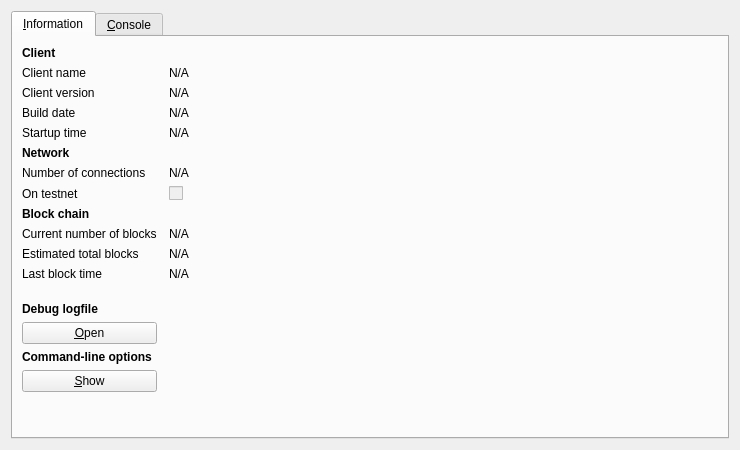
Above: src/qt/forms/rpcconsole.ui from raffermeko/bitcoin before the change. Below: the same form after it.
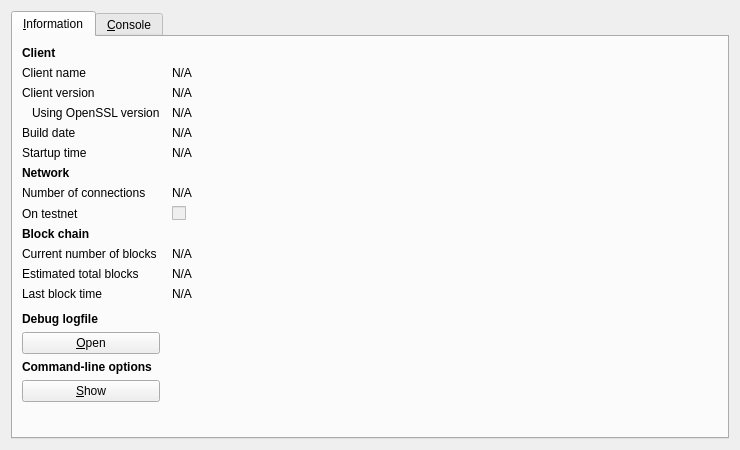
That is the form after the change. Icons and pictures are not drawn.

Commit message: show used OpenSSL library version in debug window

Patch:
```diff
--- a/src/qt/forms/rpcconsole.ui
+++ b/src/qt/forms/rpcconsole.ui
@@ -87,13 +87,39 @@
         </widget>
        </item>
        <item row="3" column="0">
+        <widget class="QLabel" name="label_14">
+         <property name="text">
+          <string>Using OpenSSL version</string>
+         </property>
+         <property name="indent">
+          <number>10</number>
+         </property>
+        </widget>
+       </item>
+       <item row="3" column="1">
+        <widget class="QLabel" name="openSSLVersion">
+         <property name="cursor">
+          <cursorShape>IBeamCursor</cursorShape>
+         </property>
+         <property name="text">
+          <string>N/A</string>
+         </property>
+         <property name="textFormat">
+          <enum>Qt::PlainText</enum>
+         </property>
+         <property name="textInteractionFlags">
+          <set>Qt::LinksAccessibleByMouse|Qt::TextSelectableByKeyboard|Qt::TextSelectableByMouse</set>
+         </property>
+        </widget>
+       </item>
+       <item row="4" column="0">
         <widget class="QLabel" name="label_12">
          <property name="text">
           <string>Build date</string>
          </property>
         </widget>
        </item>
-       <item row="3" column="1">
+       <item row="4" column="1">
         <widget class="QLabel" name="buildDate">
          <property name="cursor">
           <cursorShape>IBeamCursor</cursorShape>
@@ -109,14 +135,14 @@
          </property>
         </widget>
        </item>
-       <item row="4" column="0">
+       <item row="5" column="0">
         <widget class="QLabel" name="label_13">
          <property name="text">
           <string>Startup time</string>
          </property>
         </widget>
        </item>
-       <item row="4" column="1">
+       <item row="5" column="1">
         <widget class="QLabel" name="startupTime">
          <property name="cursor">
           <cursorShape>IBeamCursor</cursorShape>
@@ -132,7 +158,7 @@
          </property>
         </widget>
        </item>
-       <item row="5" column="0">
+       <item row="6" column="0">
         <widget class="QLabel" name="label_11">
          <property name="font">
           <font>
@@ -145,14 +171,14 @@
          </property>
         </widget>
        </item>
-       <item row="6" column="0">
+       <item row="7" column="0">
         <widget class="QLabel" name="label_7">
          <property name="text">
           <string>Number of connections</string>
          </property>
         </widget>
        </item>
-       <item row="6" column="1">
+       <item row="7" column="1">
         <widget class="QLabel" name="numberOfConnections">
          <property name="cursor">
           <cursorShape>IBeamCursor</cursorShape>
@@ -168,14 +194,14 @@
          </property>
         </widget>
        </item>
-       <item row="7" column="0">
+       <item row="8" column="0">
         <widget class="QLabel" name="label_8">
          <property name="text">
           <string>On testnet</string>
          </property>
         </widget>
        </item>
-       <item row="7" column="1">
+       <item row="8" column="1">
         <widget class="QCheckBox" name="isTestNet">
          <property name="enabled">
           <bool>false</bool>
@@ -185,7 +211,7 @@
          </property>
         </widget>
        </item>
-       <item row="8" column="0">
+       <item row="9" column="0">
         <widget class="QLabel" name="label_10">
          <property name="font">
           <font>
@@ -198,14 +224,14 @@
          </property>
         </widget>
        </item>
-       <item row="9" column="0">
+       <item row="10" column="0">
         <widget class="QLabel" name="label_3">
          <property name="text">
           <string>Current number of blocks</string>
          </property>
         </widget>
        </item>
-       <item row="9" column="1">
+       <item row="10" column="1">
         <widget class="QLabel" name="numberOfBlocks">
          <property name="cursor">
           <cursorShape>IBeamCursor</cursorShape>
@@ -221,14 +247,14 @@
          </property>
         </widget>
        </item>
-       <item row="10" column="0">
+       <item row="11" column="0">
         <widget class="QLabel" name="label_4">
          <property name="text">
           <string>Estimated total blocks</string>
          </property>
         </widget>
        </item>
-       <item row="10" column="1">
+       <item row="11" column="1">
         <widget class="QLabel" name="totalBlocks">
          <property name="cursor">
           <cursorShape>IBeamCursor</cursorShape>
@@ -244,14 +270,14 @@
          </property>
         </widget>
        </item>
-       <item row="11" column="0">
+       <item row="12" column="0">
         <widget class="QLabel" name="label_2">
          <property name="text">
           <string>Last block time</string>
          </property>
         </widget>
        </item>
-       <item row="11" column="1">
+       <item row="12" column="1">
         <widget class="QLabel" name="lastBlockTime">
          <property name="cursor">
           <cursorShape>IBeamCursor</cursorShape>
@@ -267,7 +293,7 @@
          </property>
         </widget>
        </item>
-       <item row="12" column="0">
+       <item row="13" column="0">
         <spacer name="verticalSpacer_2">
          <property name="orientation">
           <enum>Qt::Vertical</enum>
@@ -280,7 +306,7 @@
          </property>
         </spacer>
        </item>
-       <item row="13" column="0">
+       <item row="14" column="0">
         <widget class="QLabel" name="labelDebugLogfile">
          <property name="font">
           <font>
@@ -293,7 +319,7 @@
          </property>
         </widget>
        </item>
-       <item row="14" column="0">
+       <item row="15" column="0">
         <widget class="QPushButton" name="openDebugLogfileButton">
          <property name="toolTip">
           <string>Open the Bitcoin debug logfile from the current data directory. This can take a few seconds for large logfiles.</string>
@@ -306,7 +332,7 @@
          </property>
         </widget>
        </item>
-       <item row="15" column="0">
+       <item row="16" column="0">
         <widget class="QLabel" name="labelCLOptions">
          <property name="font">
           <font>
@@ -319,7 +345,7 @@
          </property>
         </widget>
        </item>
-       <item row="16" column="0">
+       <item row="17" column="0">
         <widget class="QPushButton" name="showCLOptionsButton">
          <property name="toolTip">
           <string>Show the Bitcoin-Qt help message to get a list with possible Bitcoin command-line options.</string>
@@ -332,7 +358,7 @@
          </property>
         </widget>
        </item>
-       <item row="17" column="0">
+       <item row="18" column="0">
         <spacer name="verticalSpacer">
          <property name="orientation">
           <enum>Qt::Vertical</enum>
```
The commit also changes 1 other file.
